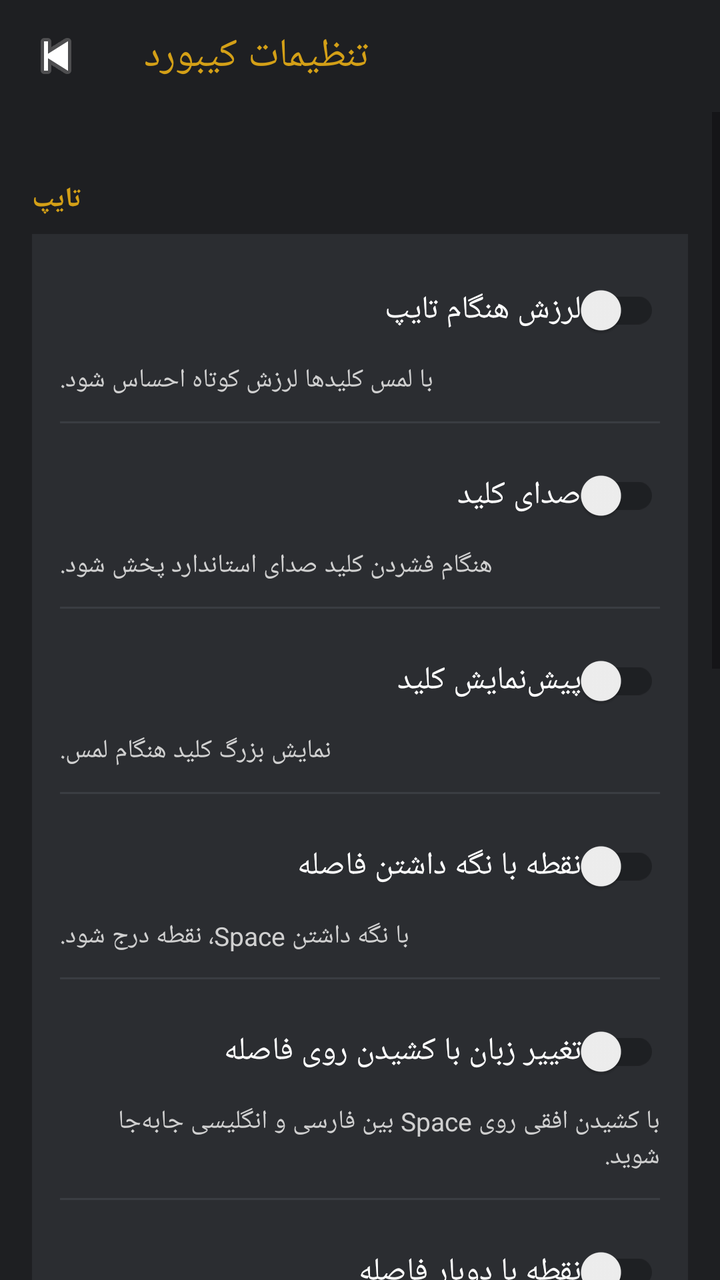
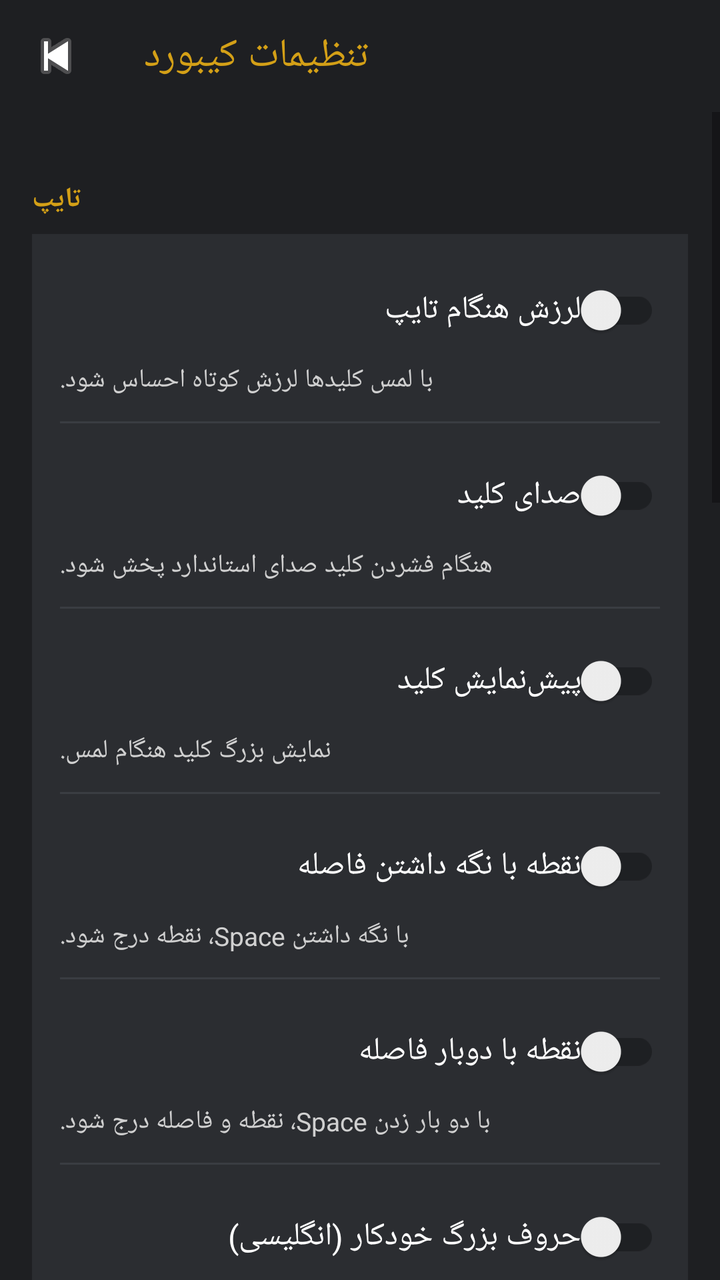

Before-and-after screenshots of an Android layout around one commit, followed by the original layout XML and the change that was made.
<!-- AndroidManifest.xml: application theme Theme.KeyNova -->
<!-- res/layout/activity_keyboard_settings.xml -->
<?xml version="1.0" encoding="utf-8"?>
<LinearLayout xmlns:android="http://schemas.android.com/apk/res/android"
    xmlns:app="http://schemas.android.com/apk/res-auto"
    android:layout_width="match_parent"
    android:layout_height="match_parent"
    android:background="@color/keynova_background"
    android:orientation="vertical">

    <androidx.appcompat.widget.Toolbar
        android:id="@+id/toolbar"
        android:layout_width="match_parent"
        android:layout_height="wrap_content"
        android:background="@color/keynova_background"
        app:navigationIcon="@android:drawable/ic_media_previous"
        app:title="@string/settings_section_title"
        app:titleTextColor="@color/keynova_accent" />

    <ScrollView
        android:layout_width="match_parent"
        android:layout_height="match_parent"
        android:fillViewport="true">

        <LinearLayout
            android:layout_width="match_parent"
            android:layout_height="wrap_content"
            android:orientation="vertical"
            android:padding="16dp">

            <TextView style="@style/SettingsGroupTitle" android:text="@string/group_typing" />

            <LinearLayout style="@style/SettingsCard">
                <androidx.appcompat.widget.SwitchCompat android:id="@+id/switchVibration" style="@style/SettingsSwitch" android:text="@string/setting_vibration_title" />
                <TextView style="@style/SettingsDesc" android:text="@string/setting_vibration_desc" />
                <View style="@style/SettingsDivider" />
                <androidx.appcompat.widget.SwitchCompat android:id="@+id/switchSound" style="@style/SettingsSwitch" android:text="@string/setting_sound_title" />
                <TextView style="@style/SettingsDesc" android:text="@string/setting_sound_desc" />
                <View style="@style/SettingsDivider" />
                <androidx.appcompat.widget.SwitchCompat android:id="@+id/switchPreview" style="@style/SettingsSwitch" android:text="@string/setting_preview_title" />
                <TextView style="@style/SettingsDesc" android:text="@string/setting_preview_desc" />
                <View style="@style/SettingsDivider" />
                <androidx.appcompat.widget.SwitchCompat android:id="@+id/switchSpaceDot" style="@style/SettingsSwitch" android:text="@string/setting_space_dot_title" />
                <TextView style="@style/SettingsDesc" android:text="@string/setting_space_dot_desc" />
                <View style="@style/SettingsDivider" />
                <androidx.appcompat.widget.SwitchCompat android:id="@+id/switchSwipeLang" style="@style/SettingsSwitch" android:text="@string/setting_swipe_lang_title" />
                <TextView style="@style/SettingsDesc" android:text="@string/setting_swipe_lang_desc" />
                <View style="@style/SettingsDivider" />
                <androidx.appcompat.widget.SwitchCompat android:id="@+id/switchDoubleSpace" style="@style/SettingsSwitch" android:text="@string/setting_double_space_title" />
                <TextView style="@style/SettingsDesc" android:text="@string/setting_double_space_desc" />
            </LinearLayout>

            <TextView style="@style/SettingsGroupTitle" android:text="@string/group_layout" />

            <LinearLayout style="@style/SettingsCard">
                <androidx.appcompat.widget.SwitchCompat android:id="@+id/switchNumberRow" style="@style/SettingsSwitch" android:text="@string/setting_number_row_title" />
                <TextView style="@style/SettingsDesc" android:text="@string/setting_number_row_desc" />
                <View style="@style/SettingsDivider" />
                <androidx.appcompat.widget.SwitchCompat android:id="@+id/switchHints" style="@style/SettingsSwitch" android:text="@string/setting_hints_title" />
                <TextView style="@style/SettingsDesc" android:text="@string/setting_hints_desc" />
            </LinearLayout>

            <TextView style="@style/SettingsGroupTitle" android:text="@string/group_appearance" />

            <LinearLayout style="@style/SettingsCard">
                <LinearLayout android:layout_width="match_parent" android:layout_height="wrap_content" android:orientation="horizontal">
                    <TextView style="@style/SettingsLabel" android:layout_width="0dp" android:layout_weight="1" android:text="@string/setting_height_title" />
                    <TextView android:id="@+id/valueHeight" style="@style/SettingsValue" />
                </LinearLayout>
                <SeekBar android:id="@+id/seekHeight" style="@style/SettingsSeek" />

                <View style="@style/SettingsDivider" />

                <LinearLayout android:layout_width="match_parent" android:layout_height="wrap_content" android:orientation="horizontal">
                    <TextView style="@style/SettingsLabel" android:layout_width="0dp" android:layout_weight="1" android:text="@string/setting_gap_title" />
                    <TextView android:id="@+id/valueGap" style="@style/SettingsValue" />
                </LinearLayout>
                <SeekBar android:id="@+id/seekGap" style="@style/SettingsSeek" />

                <View style="@style/SettingsDivider" />

                <LinearLayout android:layout_width="match_parent" android:layout_height="wrap_content" android:orientation="horizontal">
                    <TextView style="@style/SettingsLabel" android:layout_width="0dp" android:layout_weight="1" android:text="@string/setting_text_size_title" />
                    <TextView android:id="@+id/valueText" style="@style/SettingsValue" />
                </LinearLayout>
                <SeekBar android:id="@+id/seekText" style="@style/SettingsSeek" />

                <View style="@style/SettingsDivider" />

                <LinearLayout android:layout_width="match_parent" android:layout_height="wrap_content" android:orientation="horizontal">
                    <TextView style="@style/SettingsLabel" android:layout_width="0dp" android:layout_weight="1" android:text="@string/setting_long_press_title" />
                    <TextView android:id="@+id/valueLongPress" style="@style/SettingsValue" />
                </LinearLayout>
                <SeekBar android:id="@+id/seekLongPress" style="@style/SettingsSeek" />
            </LinearLayout>

        </LinearLayout>
    </ScrollView>
</LinearLayout>
<!-- resources referenced by this layout -->
<resources>
  <color name="keynova_accent">#D4A017</color>
  <color name="keynova_background">#1E1F22</color>
  <string name="group_appearance">ظاهر</string>
  <string name="group_layout">چیدمان</string>
  <string name="group_typing">تایپ</string>
  <string name="setting_double_space_desc">با دو بار زدن Space، نقطه و فاصله درج شود.</string>
  <string name="setting_double_space_title">نقطه با دوبار فاصله</string>
  <string name="setting_gap_title">فاصله بین کلیدها</string>
  <string name="setting_height_title">ارتفاع کیبورد</string>
  <string name="setting_hints_desc">نمایش راهنمای کوچک روی کلیدها.</string>
  <string name="setting_hints_title">نمایش کاراکترهای لانگ‌پرس</string>
  <string name="setting_long_press_title">تأخیر نگه داشتن کلید</string>
  <string name="setting_number_row_desc">نمایش ردیف اعداد بالای حروف.</string>
  <string name="setting_number_row_title">ردیف اعداد</string>
  <string name="setting_preview_desc">نمایش بزرگ کلید هنگام لمس.</string>
  <string name="setting_preview_title">پیش‌نمایش کلید</string>
  <string name="setting_sound_desc">هنگام فشردن کلید صدای استاندارد پخش شود.</string>
  <string name="setting_sound_title">صدای کلید</string>
  <string name="setting_space_dot_desc">با نگه داشتن Space، نقطه درج شود.</string>
  <string name="setting_space_dot_title">نقطه با نگه داشتن فاصله</string>
  <string name="setting_swipe_lang_desc">با کشیدن افقی روی Space بین فارسی و انگلیسی جابه‌جا شوید.</string>
  <string name="setting_swipe_lang_title">تغییر زبان با کشیدن روی فاصله</string>
  <string name="setting_text_size_title">اندازه متن کلیدها</string>
  <string name="setting_vibration_desc">با لمس کلیدها لرزش کوتاه احساس شود.</string>
  <string name="setting_vibration_title">لرزش هنگام تایپ</string>
  <string name="settings_section_title">تنظیمات کیبورد</string>
  <style name="SettingsDivider">
          <item name="android:layout_width">match_parent</item>
          <item name="android:layout_height">1dp</item>
          <item name="android:layout_marginTop">12dp</item>
          <item name="android:layout_marginBottom">12dp</item>
          <item name="android:background">#3A3D42</item>
      </style>
  <style name="SettingsLabel">
          <item name="android:layout_width">wrap_content</item>
          <item name="android:layout_height">wrap_content</item>
          <item name="android:textColor">@color/keynova_text</item>
          <item name="android:textSize">16sp</item>
      </style>
  <style name="SettingsSwitch">
          <item name="android:layout_width">match_parent</item>
          <item name="android:layout_height">wrap_content</item>
          <item name="android:textColor">@color/keynova_text</item>
          <item name="android:textSize">16sp</item>
      </style>
  <style name="SettingsValue">
          <item name="android:layout_width">wrap_content</item>
          <item name="android:layout_height">wrap_content</item>
          <item name="android:textColor">@color/keynova_accent</item>
          <item name="android:textSize">14sp</item>
          <item name="android:textStyle">bold</item>
      </style>
  <color name="keynova_key_bg">#2B2D31</color>
  <color name="keynova_text_secondary">#D0D0D0</color>
  <color name="keynova_text">#FFFFFF</color>
  <color name="keynova_accent_pressed">#B8890F</color>
  <!-- unchanged entries left out for length: 5 -->
</resources>

<!-- the commit's change to res/layout/activity_keyboard_settings.xml (unified diff, before → after) -->
@@ -41,11 +41,18 @@
                 <androidx.appcompat.widget.SwitchCompat android:id="@+id/switchSpaceDot" style="@style/SettingsSwitch" android:text="@string/setting_space_dot_title" />
                 <TextView style="@style/SettingsDesc" android:text="@string/setting_space_dot_desc" />
                 <View style="@style/SettingsDivider" />
-                <androidx.appcompat.widget.SwitchCompat android:id="@+id/switchSwipeLang" style="@style/SettingsSwitch" android:text="@string/setting_swipe_lang_title" />
-                <TextView style="@style/SettingsDesc" android:text="@string/setting_swipe_lang_desc" />
-                <View style="@style/SettingsDivider" />
                 <androidx.appcompat.widget.SwitchCompat android:id="@+id/switchDoubleSpace" style="@style/SettingsSwitch" android:text="@string/setting_double_space_title" />
                 <TextView style="@style/SettingsDesc" android:text="@string/setting_double_space_desc" />
+                <View style="@style/SettingsDivider" />
+                <androidx.appcompat.widget.SwitchCompat android:id="@+id/switchAutoCap" style="@style/SettingsSwitch" android:text="@string/setting_auto_cap_title" />
+                <TextView style="@style/SettingsDesc" android:text="@string/setting_auto_cap_desc" />
+                <View style="@style/SettingsDivider" />
+                <TextView style="@style/SettingsLabel" android:text="@string/setting_space_swipe_title" />
+                <RadioGroup android:id="@+id/groupSpaceSwipe" android:layout_width="match_parent" android:layout_height="wrap_content" android:layout_marginTop="6dp">
+                    <RadioButton android:id="@+id/radioSwipeOff" android:layout_width="wrap_content" android:layout_height="wrap_content" android:text="@string/opt_off" android:textColor="@color/keynova_text" />
+                    <RadioButton android:id="@+id/radioSwipeLang" android:layout_width="wrap_content" android:layout_height="wrap_content" android:text="@string/opt_swipe_lang" android:textColor="@color/keynova_text" />
+                    <RadioButton android:id="@+id/radioSwipeCursor" android:layout_width="wrap_content" android:layout_height="wrap_content" android:text="@string/opt_swipe_cursor" android:textColor="@color/keynova_text" />
+                </RadioGroup>
             </LinearLayout>
 
             <TextView style="@style/SettingsGroupTitle" android:text="@string/group_layout" />
@@ -56,6 +63,13 @@
                 <View style="@style/SettingsDivider" />
                 <androidx.appcompat.widget.SwitchCompat android:id="@+id/switchHints" style="@style/SettingsSwitch" android:text="@string/setting_hints_title" />
                 <TextView style="@style/SettingsDesc" android:text="@string/setting_hints_desc" />
+                <View style="@style/SettingsDivider" />
+                <TextView style="@style/SettingsLabel" android:text="@string/setting_space_label_title" />
+                <RadioGroup android:id="@+id/groupSpaceLabel" android:layout_width="match_parent" android:layout_height="wrap_content" android:layout_marginTop="6dp">
+                    <RadioButton android:id="@+id/radioLabelLang" android:layout_width="wrap_content" android:layout_height="wrap_content" android:text="@string/opt_label_lang" android:textColor="@color/keynova_text" />
+                    <RadioButton android:id="@+id/radioLabelSpace" android:layout_width="wrap_content" android:layout_height="wrap_content" android:text="@string/opt_label_space" android:textColor="@color/keynova_text" />
+                    <RadioButton android:id="@+id/radioLabelEmpty" android:layout_width="wrap_content" android:layout_height="wrap_content" android:text="@string/opt_label_empty" android:textColor="@color/keynova_text" />
+                </RadioGroup>
             </LinearLayout>
 
             <TextView style="@style/SettingsGroupTitle" android:text="@string/group_appearance" />
@@ -90,6 +104,22 @@
                     <TextView android:id="@+id/valueLongPress" style="@style/SettingsValue" />
                 </LinearLayout>
                 <SeekBar android:id="@+id/seekLongPress" style="@style/SettingsSeek" />
+
+                <View style="@style/SettingsDivider" />
+
+                <LinearLayout android:layout_width="match_parent" android:layout_height="wrap_content" android:orientation="horizontal">
+                    <TextView style="@style/SettingsLabel" android:layout_width="0dp" android:layout_weight="1" android:text="@string/setting_sound_volume_title" />
+                    <TextView android:id="@+id/valueSoundVol" style="@style/SettingsValue" />
+                </LinearLayout>
+                <SeekBar android:id="@+id/seekSoundVol" style="@style/SettingsSeek" />
+
+                <View style="@style/SettingsDivider" />
+
+                <LinearLayout android:layout_width="match_parent" android:layout_height="wrap_content" android:orientation="horizontal">
+                    <TextView style="@style/SettingsLabel" android:layout_width="0dp" android:layout_weight="1" android:text="@string/setting_bottom_padding_title" />
+                    <TextView android:id="@+id/valueBottomPad" style="@style/SettingsValue" />
+                </LinearLayout>
+                <SeekBar android:id="@+id/seekBottomPad" style="@style/SettingsSeek" />
             </LinearLayout>
 
         </LinearLayout>
<!-- resource entries referenced after the edit -->
@@ -5,6 +5,15 @@
   <string name="group_appearance">ظاهر</string>
   <string name="group_layout">چیدمان</string>
   <string name="group_typing">تایپ</string>
+  <string name="opt_label_empty">خالی</string>
+  <string name="opt_label_lang">نام زبان</string>
+  <string name="opt_label_space">فاصله / Space</string>
+  <string name="opt_off">خاموش</string>
+  <string name="opt_swipe_cursor">جابجایی مکان‌نما</string>
+  <string name="opt_swipe_lang">تغییر زبان</string>
+  <string name="setting_auto_cap_desc">در ابتدای جمله در حالت انگلیسی حرف بزرگ شود.</string>
+  <string name="setting_auto_cap_title">حروف بزرگ خودکار (انگلیسی)</string>
+  <string name="setting_bottom_padding_title">فاصله پایین کیبورد</string>
   <string name="setting_double_space_desc">با دو بار زدن Space، نقطه و فاصله درج شود.</string>
   <string name="setting_double_space_title">نقطه با دوبار فاصله</string>
   <string name="setting_gap_title">فاصله بین کلیدها</string>
@@ -18,10 +27,11 @@
   <string name="setting_preview_title">پیش‌نمایش کلید</string>
   <string name="setting_sound_desc">هنگام فشردن کلید صدای استاندارد پخش شود.</string>
   <string name="setting_sound_title">صدای کلید</string>
+  <string name="setting_sound_volume_title">بلندی صدای کلید</string>
   <string name="setting_space_dot_desc">با نگه داشتن Space، نقطه درج شود.</string>
   <string name="setting_space_dot_title">نقطه با نگه داشتن فاصله</string>
-  <string name="setting_swipe_lang_desc">با کشیدن افقی روی Space بین فارسی و انگلیسی جابه‌جا شوید.</string>
-  <string name="setting_swipe_lang_title">تغییر زبان با کشیدن روی فاصله</string>
+  <string name="setting_space_label_title">متن روی دکمه فاصله</string>
+  <string name="setting_space_swipe_title">کشیدن روی فاصله</string>
   <string name="setting_text_size_title">اندازه متن کلیدها</string>
   <string name="setting_vibration_desc">با لمس کلیدها لرزش کوتاه احساس شود.</string>
   <string name="setting_vibration_title">لرزش هنگام تایپ</string>
